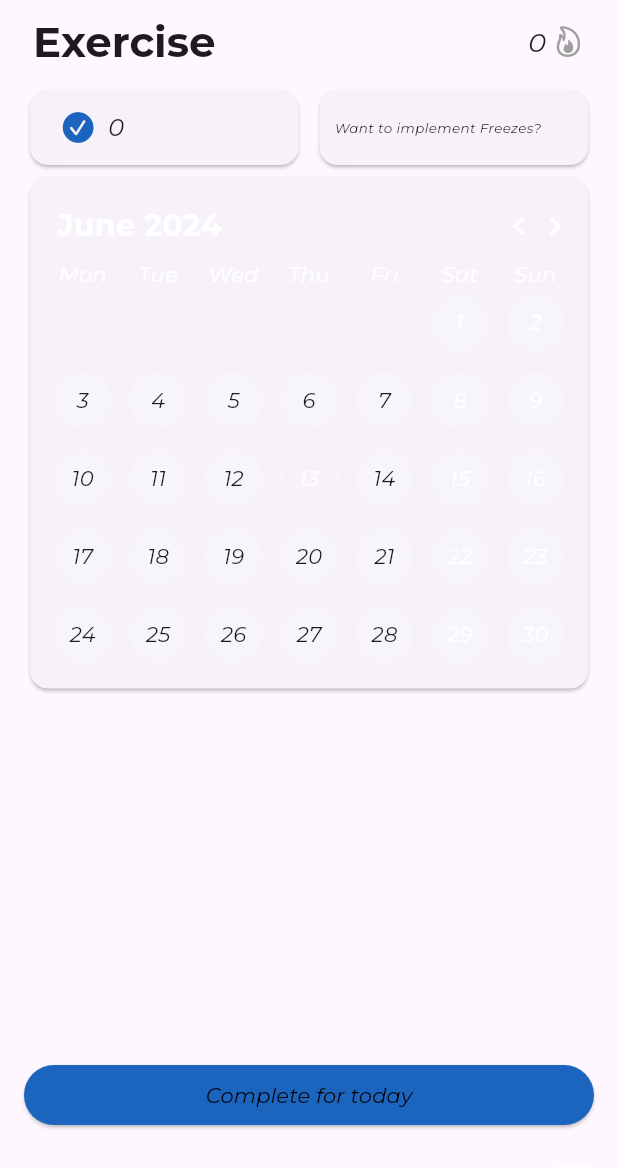
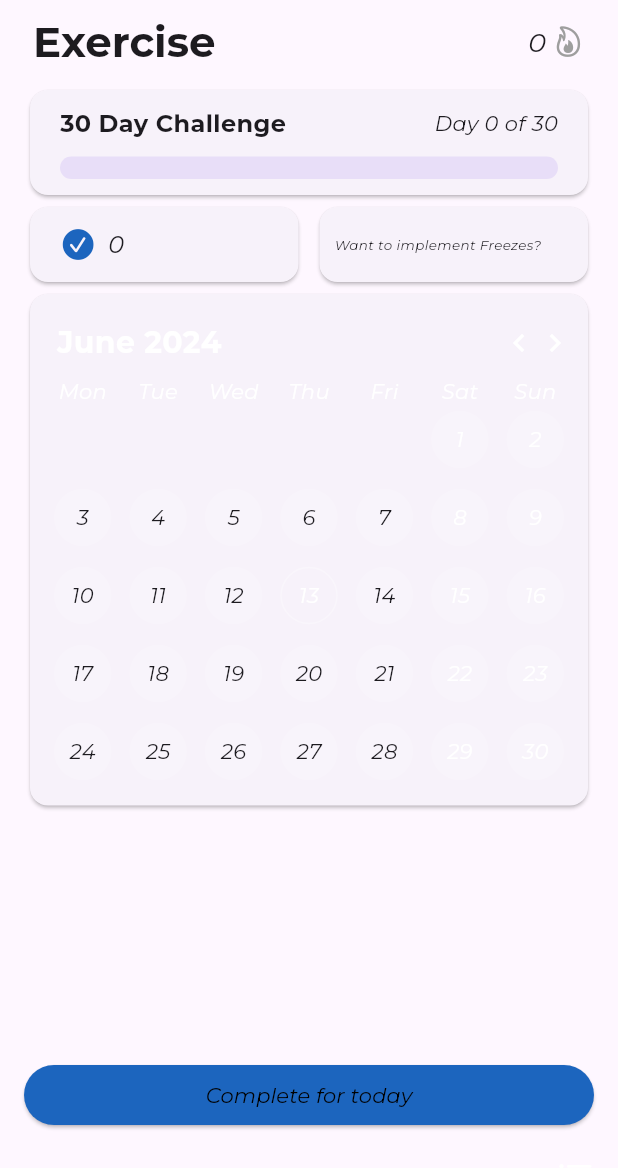
Before and after one commit to erik9876/HabitTracker-Flutter, a Flutter app: the screen it shows after launch, after a tap on "Exercise", on a phone screen of 412 x 824 dp. Shown: the top 1168 px of the screen. Run offline on Flutter 3.47's test engine with Material 3 defaults, Android fonts, the phone set to English and light mode, and no system bars; drawn by our look-alikes of table_calendar; our stand-ins replace flutter_colorpicker, flutter_slidable, get_it, sqflite; accounts and stored records are empty; project files that could hold a hidden picture were left out.

Commit message:
feat: Add StreakChallenge component to HabitDetailScreen
Introduce StreakChallenge component to display 30 Day Challenge progress in
HabitDetailScreen for the selected habit.

```diff
--- /dev/null
+++ b/lib/components/streak_challenge.dart
@@ -0,0 +1,48 @@
+import 'package:flutter/material.dart';
+import 'package:habit_tracker/data/models/habit.dart';
+
+class StreakChallenge extends StatelessWidget {
+  final Habit habit;
+
+  const StreakChallenge({super.key, required this.habit});
+
+  @override
+  Widget build(BuildContext context) {
+    return Card(
+      child: SizedBox(
+        height: 70,
+        width: MediaQuery.of(context).size.width - 40,
+        child: Padding(
+          padding: const EdgeInsets.symmetric(horizontal: 20),
+          child: Column(
+            mainAxisAlignment: MainAxisAlignment.spaceEvenly,
+            children: [
+              Row(
+                mainAxisAlignment: MainAxisAlignment.spaceBetween,
+                children: [
+                  const Text(
+                    "30 Day Challenge",
+                    style: TextStyle(
+                      fontSize: 16,
+                      fontWeight: FontWeight.bold,
+                    ),
+                  ),
+                  Text("Day ${habit.streak % 31} of 30"),
+                ],
+              ),
+              SizedBox(
+                height: 15,
+                child: LinearProgressIndicator(
+                  minHeight: 10,
+                  value: (habit.streak % 31) / 30,
+                  color: habit.color,
+                  borderRadius: const BorderRadius.all(Radius.circular(25)),
+                ),
+              ),
+            ],
+          ),
+        ),
+      ),
+    );
+  }
+}
--- a/lib/screens/habit_detail_screen.dart
+++ b/lib/screens/habit_detail_screen.dart
@@ -1,5 +1,6 @@
 import 'package:flutter/material.dart';
 import 'package:habit_tracker/components/habit_streak.dart';
+import 'package:habit_tracker/components/streak_challenge.dart';
 import 'package:habit_tracker/data/models/habit.dart';
 import 'package:habit_tracker/components/custom_calendar.dart';
 import 'package:habit_tracker/components/total_days.dart';
@@ -78,6 +79,7 @@ class _HabitDetailScreenState extends State<HabitDetailScreen> {
             child: Column(
               crossAxisAlignment: CrossAxisAlignment.start,
               children: [
+                StreakChallenge(habit: widget.habit),
                 TotalDays(
                   habit: widget.habit,
                   date: _currentMonth,
```
